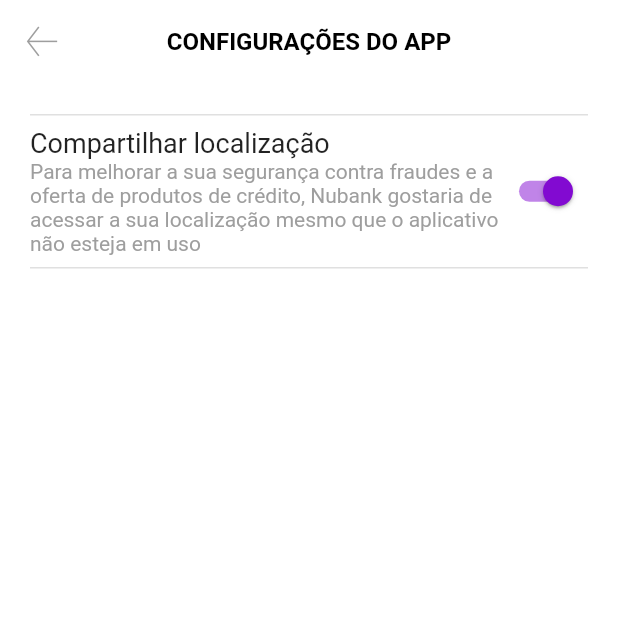
After one commit to Eduardo-Tanaka/Nubank-flutter, a Flutter app: the ConfigurarAppPage screen opened directly, on a phone screen of 412 x 824 dp, the top half of it. The commit adds this screen. Run offline on Flutter 3.47's test engine with Material 2 defaults, Android fonts, the phone set to English and light mode, and no system bars; our stand-ins replace bloc, contacts_service, dotted_line, flutter_bloc, flutter_masked_text2, font_awesome_flutter and 4 more; missing offline and left inert: animated_card, device_apps, qr_code_scanner.

Commit message:
configurar app page

```diff
--- a/lib/app_widget.dart
+++ b/lib/app_widget.dart
@@ -9,7 +9,7 @@ import 'package:nubank/modules/bloquear/bloquear_cartao_page.dart';
 import 'package:nubank/modules/boleto/boleto_page.dart';
 import 'package:nubank/modules/cartao_virtual/cartao_virtual_page.dart';
 import 'package:nubank/modules/cobrar/cobrar_page.dart';
-import 'package:nubank/modules/configuracao/configuracao_page.dart';
+import 'package:nubank/modules/configuracao/configurar_app_page.dart';
 import 'package:nubank/modules/depositar/depositar_page.dart';
 import 'package:nubank/modules/doacao/cubit/doacao_cubit.dart';
 import 'package:nubank/modules/doacao/doacao_confirmar_page.dart';
@@ -92,6 +92,7 @@ class AppWidget extends StatelessWidget {
       "/boleto": BoletoPage(),
       "/cartao_virtual": CartaoVirtualPage(),
       "/cobrar": CobrarPage(),
+      "/configurar_app": ConfigurarAppPage(),
       "/depositar": DepositarPage(),
       "/doacao": DoacaoPage(),
       "/doacao_confirmar": DoacaoConfirmarPage(),
@@ -177,9 +178,6 @@ class AppWidget extends StatelessWidget {
             ),
           ),
           initialRoute: "/splash",
-          routes: {
-            "/configuracao": (context) => ConfiguracaoPage(),
-          },
           onGenerateRoute: (settings) {
             return PageRouteBuilder(
                 transitionDuration: Duration(milliseconds: 400),
--- a/lib/modules/configuracao/configuracao_page.dart
+++ /dev/null
@@ -1,12 +0,0 @@
-import 'package:flutter/material.dart';
-
-class ConfiguracaoPage extends StatelessWidget {
-  const ConfiguracaoPage({Key? key}) : super(key: key);
-
-  @override
-  Widget build(BuildContext context) {
-    return Container(
-      child: Text("CONFIGURACAO"),
-    );
-  }
-}
--- /dev/null
+++ b/lib/modules/configuracao/configurar_app_page.dart
@@ -0,0 +1,63 @@
+import 'package:flutter/material.dart';
+import 'package:nubank/shared/themes/app_colors.dart';
+import 'package:nubank/shared/themes/app_text_styles.dart';
+import 'package:nubank/shared/widgets/app_bar/app_bar_widget.dart';
+
+import '../../custom_font_app_icons.dart';
+
+class ConfigurarAppPage extends StatelessWidget {
+  const ConfigurarAppPage({Key? key}) : super(key: key);
+
+  @override
+  Widget build(BuildContext context) {
+    return Scaffold(
+      appBar: AppBarWidget(
+        icon: CustomFontApp.back,
+        title: "CONFIGURAÇÕES DO APP",
+      ),
+      body: Padding(
+        padding: const EdgeInsets.all(20),
+        child: Column(
+          children: [
+            Divider(
+              height: 1,
+              thickness: 1,
+            ),
+            Padding(
+              padding: const EdgeInsets.symmetric(vertical: 8),
+              child: Row(
+                children: [
+                  Flexible(
+                    flex: 3,
+                    child: Column(
+                      crossAxisAlignment: CrossAxisAlignment.start,
+                      children: [
+                        Text(
+                          "Compartilhar localização",
+                          style: TextStyles.text,
+                        ),
+                        Text(
+                          "Para melhorar a sua segurança contra fraudes e a oferta de produtos de crédito, Nubank gostaria de acessar a sua localização mesmo que o aplicativo não esteja em uso",
+                          style: TextStyles.textCardGrey,
+                        ),
+                      ],
+                    ),
+                  ),
+                  Switch(
+                    onChanged: (bool value) {},
+                    value: true,
+                    activeColor: AppColors.primary,
+                  ),
+                ],
+              ),
+            ),
+            Divider(
+              height: 1,
+              thickness: 1,
+            ),
+          ],
+        ),
+      ),
+    );
+  }
+}
--- /dev/null
+++ b/lib/modules/configuracao/configurar_seguranca_page.dart
@@ -0,0 +1,10 @@
+import 'package:flutter/material.dart';
+
+class ConfigurarSegurancaPage extends StatelessWidget {
+  const ConfigurarSegurancaPage({Key? key}) : super(key: key);
+
+  @override
+  Widget build(BuildContext context) {
+    return Scaffold();
+  }
+}
--- a/lib/modules/perfil/perfil_page.dart
+++ b/lib/modules/perfil/perfil_page.dart
@@ -12,6 +12,7 @@ final icons = [
   Icons.help_outline_outlined,
   Icons.person_outline_outlined,
   Icons.tune_outlined,
+  Icons.shield_outlined,
   FontAwesomeIcons.asterisk,
   Icons.business_outlined,
   Icons.notifications_outlined,
@@ -25,6 +26,7 @@ final title = [
   "Me ajuda",
   "Meus dados",
   "Configurar app",
+  "Segurança",
   "Configurar chave Pix",
   "Pedir conta Pj",
   "Notificações",
@@ -38,6 +40,7 @@ final routes = [
   "/ajuda",
   "/meus_dados",
   "/configurar_app",
+  "/seguranca",
   "/pix_chaves",
   "/conta_pj",
   "/notificacoes",
```
